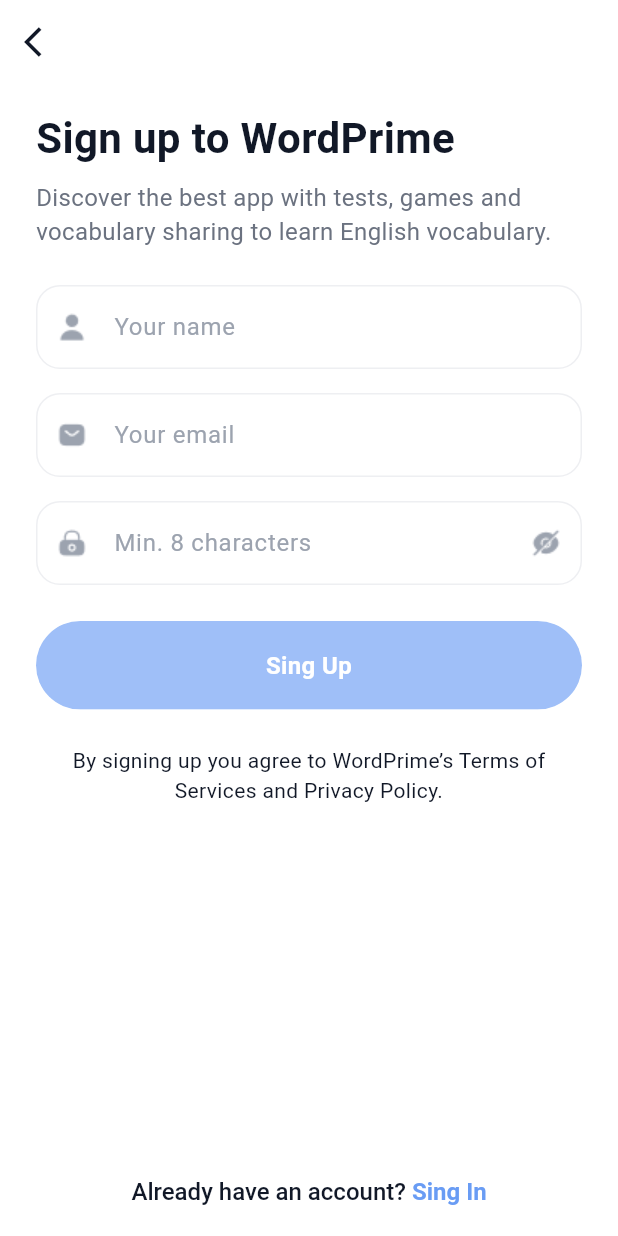
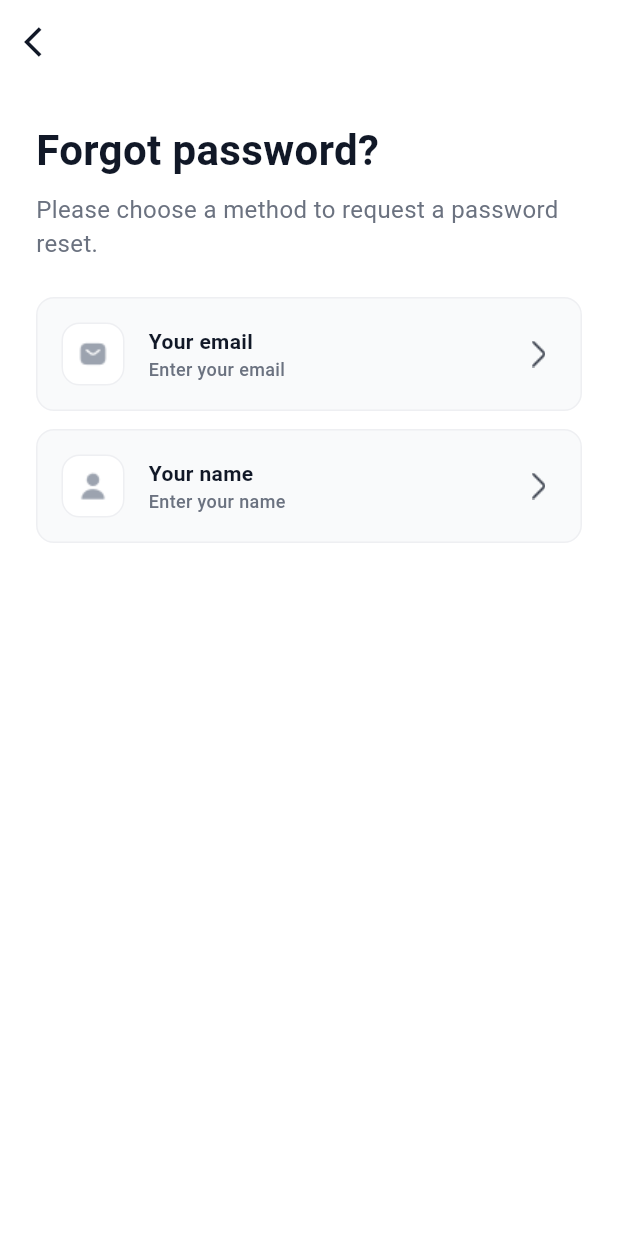
Before and after one commit to DargaHasanBasri/word_prime, a Flutter app: the screen it shows after launch, on a phone screen of 412 x 824 dp. Run offline on Flutter 3.47's test engine with Material 3 defaults, Android fonts, the phone set to English and light mode, and no system bars; our stand-ins replace easy_localization, get_it.

Commit message:
Create forgot password page

```diff
--- a/assets/langs/en-US.json
+++ b/assets/langs/en-US.json
@@ -25,5 +25,11 @@
     "passwordHintText": "Min. 8 characters",
     "privacyMsg": "By signing up you agree to WordPrime’s Terms of Services and Privacy Policy.",
     "isSignInMsg": "Already have an account?"
+  },
+  "forgotPassword": {
+    "forgotTitle": "Forgot password?",
+    "forgotSubTitle" : "Please choose a method to request a password reset.",
+    "enterMailHintText": "Enter your email",
+    "enterNameHintText": "Enter your name"
   }
 }
--- a/assets/langs/tr-TR.json
+++ b/assets/langs/tr-TR.json
@@ -25,5 +25,11 @@
     "passwordHintText": "Min. 8 karakter girin",
     "privacyMsg": "Kaydolarak WordPrime'ın Hizmet Koşullarını ve Gizlilik Politikasını kabul etmiş olursunuz.",
     "isSignInMsg": "Zaten bir hesabınız var mı?"
+  },
+  "forgotPassword": {
+    "forgotTitle": "Parolanı mı Unuttun?",
+    "forgotSubTitle" : "Lütfen parola sıfırlama talebinde bulunmak için bir yöntem seçin.",
+    "enterMailHintText": "Email girin",
+    "enterNameHintText": "Adınızı Girin"
   }
 }
--- a/lib/export.dart
+++ b/lib/export.dart
@@ -27,3 +27,6 @@ export 'package:word_prime/ui/pages/login/login_provider.dart';
 export 'package:word_prime/ui/pages/onboarding/onboarding_provider.dart';
 export 'package:word_prime/ui/pages/register/register_provider.dart';
 export 'package:word_prime/ui/pages/splash/splash_provider.dart';
+export 'package:word_prime/ui/pages/forgot_password/forgot_password_page.dart';
+export 'package:word_prime/ui/pages/forgot_password/forgot_password_view_model.dart';
+export 'package:word_prime/ui/pages/forgot_password/forgot_password_provider.dart';
--- a/lib/main.dart
+++ b/lib/main.dart
@@ -40,7 +40,7 @@ class MyApp extends StatelessWidget {
       ),
       navigatorKey: locator<AppRoutes>().baseNavigatorKey,
       onGenerateRoute: Routes.generateRoute,
-      initialRoute: Routes.Register,
+      initialRoute: Routes.ForgotPassword,
       builder: (context, widget) {
         return widget!;
       },
--- a/lib/routes/routes.dart
+++ b/lib/routes/routes.dart
@@ -6,6 +6,7 @@ final class Routes {
   static const String Onboarding = 'onboardingProvider';
   static const String Login = 'loginProvider';
   static const String Register = 'registerProvider';
+  static const String ForgotPassword = 'forgotPasswordProvider';
 
   static Route<dynamic> generateRoute(RouteSettings settings) {
     switch (settings.name) {
@@ -25,6 +26,10 @@ final class Routes {
         return MaterialPageRoute(
           builder: (context) => const RegisterProvider(),
         );
+      case Routes.ForgotPassword:
+        return MaterialPageRoute(
+          builder: (context) => const ForgotPasswordProvider(),
+        );
       default:
         return MaterialPageRoute(
           builder: (context) => Scaffold(
--- /dev/null
+++ b/lib/ui/pages/forgot_password/components/password_reset_method.dart
@@ -0,0 +1,76 @@
+import 'package:word_prime/export.dart';
+
+class PasswordResetMethod extends StatelessWidget {
+  final VoidCallback onClick;
+  final String title;
+  final String subTitle;
+  final String iconAddress;
+  const PasswordResetMethod({
+    super.key,
+    required this.onClick,
+    required this.title,
+    required this.subTitle,
+    required this.iconAddress,
+  });
+
+  @override
+  Widget build(BuildContext context) {
+    return GestureDetector(
+      onTap: () => onClick.call(),
+      child: Container(
+        padding: AppPaddings.paddingMediumAll,
+        decoration: BoxDecoration(
+          color: AppColors.alabaster,
+          borderRadius: BorderRadius.circular(12),
+          border: Border.all(color: AppColors.softPeach),
+        ),
+        child: Row(
+          children: [
+            Container(
+              padding: AppPaddings.paddingSmallAll,
+              decoration: BoxDecoration(
+                color: AppColors.white,
+                borderRadius: BorderRadius.circular(12),
+                border: Border.all(color: AppColors.softPeach),
+              ),
+              child: Image.asset(
+                iconAddress,
+                width: 24,
+                height: 24,
+              ),
+            ),
+            SizedBox(width: 16),
+            Column(
+              crossAxisAlignment: CrossAxisAlignment.start,
+              children: [
+                Text(
+                  title,
+                  style: TextStyle(
+                    color: AppColors.mirage,
+                    fontSize: 14,
+                    fontWeight: FontWeight.w700,
+                  ),
+                ),
+                Text(
+                  subTitle,
+                  style: TextStyle(
+                    color: AppColors.paleSky,
+                    fontSize: 12,
+                    fontWeight: FontWeight.w500,
+                  ),
+                ),
+              ],
+            ),
+            const Spacer(),
+            Image.asset(
+              AppAssets.icArrowBackRightPath,
+              width: 24,
+              height: 24,
+              color: AppColors.mirage,
+            ),
+          ],
+        ),
+      ),
+    );
+  }
+}
--- /dev/null
+++ b/lib/ui/pages/forgot_password/forgot_password_page.dart
@@ -0,0 +1,99 @@
+import 'package:word_prime/export.dart';
+import 'package:word_prime/ui/pages/forgot_password/components/password_reset_method.dart';
+
+class ForgotPasswordPage extends StatefulWidget {
+  const ForgotPasswordPage({super.key});
+
+  @override
+  State<ForgotPasswordPage> createState() => _ForgotPasswordPageState();
+}
+
+class _ForgotPasswordPageState extends BaseStatefulState<ForgotPasswordPage> {
+  late final ForgotPasswordViewModel _vm;
+
+  @override
+  void initState() {
+    _vm = Provider.of<ForgotPasswordViewModel>(context, listen: false);
+    super.initState();
+  }
+
+  @override
+  Widget build(BuildContext context) {
+    return Scaffold(
+      backgroundColor: AppColors.backgroundColor,
+      appBar: _buildAppBar(),
+      body: Padding(
+        padding: AppPaddings.appPaddingHorizontal,
+        child: _buildBody(),
+      ),
+    );
+  }
+
+  Widget _buildBody() {
+    return SafeArea(
+      child: Column(
+        crossAxisAlignment: CrossAxisAlignment.stretch,
+        children: [
+          Padding(
+            padding: AppPaddings.appPaddingVertical,
+            child: _titleSubtitleText(),
+          ),
+          PasswordResetMethod(
+            onClick: () {},
+            title: LocaleKeys.emailHintText.locale,
+            subTitle: LocaleKeys.forgotPassword_enterMailHintText.locale,
+            iconAddress: AppAssets.icSmsPath,
+          ),
+          SizedBox(height: 12),
+          PasswordResetMethod(
+            onClick: () {},
+            title: LocaleKeys.nameHintText.locale,
+            subTitle: LocaleKeys.forgotPassword_enterNameHintText.locale,
+            iconAddress: AppAssets.icUserPath,
+          ),
+        ],
+      ),
+    );
+  }
+
+  Widget _titleSubtitleText() {
+    return Column(
+      crossAxisAlignment: CrossAxisAlignment.start,
+      children: [
+        Padding(
+          padding: const EdgeInsets.only(bottom: 8),
+          child: Text(
+            LocaleKeys.forgotPassword_forgotTitle.locale,
+            style: TextStyle(
+              color: AppColors.mirage,
+              fontSize: 28,
+              fontWeight: FontWeight.w700,
+            ),
+          ),
+        ),
+        Text(
+          LocaleKeys.forgotPassword_forgotSubTitle.locale,
+          style: TextStyle(
+            color: AppColors.paleSky,
+            fontSize: 16,
+            fontWeight: FontWeight.w400,
+          ),
+        ),
+      ],
+    );
+  }
+
+  AppBar _buildAppBar() {
+    return AppBar(
+      backgroundColor: AppColors.white,
+      elevation: 0,
+      leading: IconButton(
+        onPressed: () => appRoutes.popIfBackStackNotEmpty,
+        color: AppColors.mirage,
+        icon: Icon(
+          Icons.arrow_back_ios,
+        ),
+      ),
+    );
+  }
+}
--- /dev/null
+++ b/lib/ui/pages/forgot_password/forgot_password_provider.dart
@@ -0,0 +1,13 @@
+import 'package:word_prime/export.dart';
+
+class ForgotPasswordProvider extends StatelessWidget {
+  const ForgotPasswordProvider({super.key});
+
+  @override
+  Widget build(BuildContext context) {
+    return ChangeNotifierProvider(
+      create: (context) => ForgotPasswordViewModel(),
+      child: ForgotPasswordPage(),
+    );
+  }
+}
--- /dev/null
+++ b/lib/ui/pages/forgot_password/forgot_password_view_model.dart
@@ -0,0 +1,5 @@
+import 'package:word_prime/export.dart';
+
+class ForgotPasswordViewModel extends BaseViewModel {
+
+}
--- a/lib/utils/app_assets.dart
+++ b/lib/utils/app_assets.dart
@@ -9,6 +9,9 @@ final class AppAssets {
   static String icApplePath = _imagePath('ic_apple');
   static String icGooglePath = _imagePath('ic_google');
   static String icUserPath = _imagePath('ic_user');
+  static String icArrowBackRightPath = _imagePath('ic_arrow_back_right');
+  static String icArrowBackLeftPath = _imagePath('ic_arrow_back_left');
+  static String icArrowDownPath = _imagePath('ic_arrow_down');
 
   static String _imagePath(String fileName) => '$_basePath$fileName.png';
 }
--- a/lib/utils/app_colors.dart
+++ b/lib/utils/app_colors.dart
@@ -9,4 +9,5 @@ final class AppColors {
   static Color paleSky = const Color(0xff6B7280);
   static Color santaGrey = const Color(0xff9CA3AF);
   static Color softPeach = const Color(0xffEEEFF2);
+  static Color alabaster = const Color(0xffF9FAFB);
 }
--- a/lib/utils/app_paddings.dart
+++ b/lib/utils/app_paddings.dart
@@ -7,6 +7,10 @@ final class AppPaddings {
 
   static const appPaddingHorizontal = EdgeInsets.symmetric(horizontal: 24);
 
+  static const paddingSmallAll = EdgeInsets.all(8);
+
+  static const paddingMediumAll = EdgeInsets.all(16);
+
   static const paddingMediumHorizontal = EdgeInsets.symmetric(horizontal: 16);
 
   static const paddingMediumVertical = EdgeInsets.symmetric(vertical: 16);
```
Also changed, not shown: assets/images/ic_arrow_back_left.png (added), assets/images/ic_arrow_back_right.png (added), assets/images/ic_arrow_down.png (added), lib/generated/locale_keys.g.dart.
